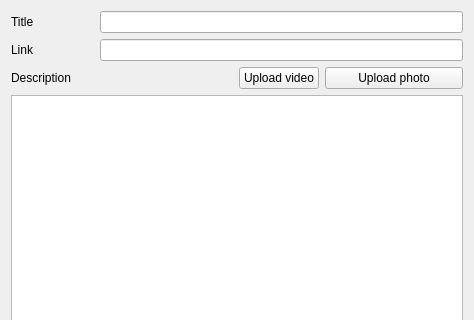
Qt form gui/createmultimediagui.ui (Huy-Nguyen-HCI/RocketBook) before a commit; both pictures show x 0 to 474 and y 0 to 320 of the 474 by 540 pixel window.
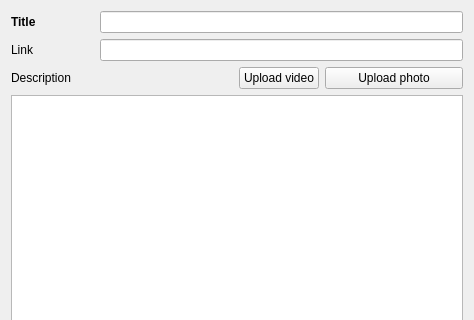
The same form after that commit.

```diff
--- a/gui/createmultimediagui.ui
+++ b/gui/createmultimediagui.ui
@@ -18,6 +18,12 @@
     <layout class="QGridLayout" name="gridLayout_4">
      <item row="0" column="0">
       <widget class="QLabel" name="label_2">
+       <property name="font">
+        <font>
+         <weight>75</weight>
+         <bold>true</bold>
+        </font>
+       </property>
        <property name="text">
         <string>Title</string>
        </property>
```
